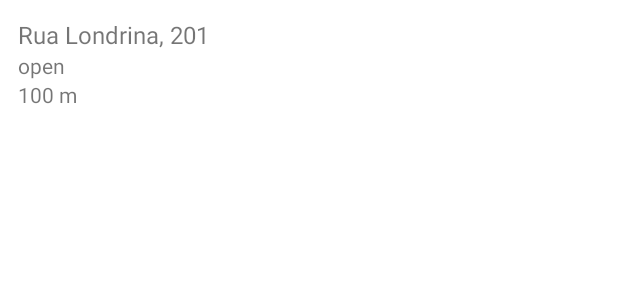
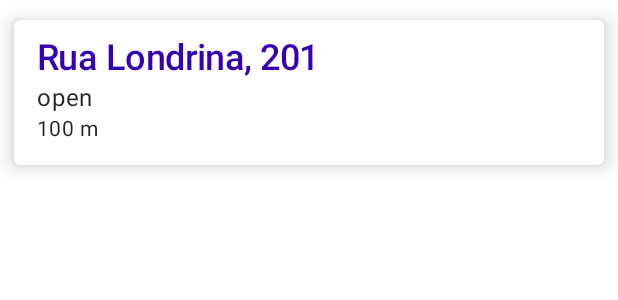
Before and after one commit to joaoibarra/ibarra-broker, an Android app: the layout item_area_property.xml on its own in the app's theme, with its tools: preview values and no code run, on a phone screen of 412 x 824 dp. Shown: the top 300 px of the screen. Run offline under Robolectric (Android 15) with nearby library versions, the phone set to English and light mode, and no system bars; network calls fail.

Commit message:
Textview style

```diff
--- a/app/src/main/res/layout/item_area_property.xml
+++ b/app/src/main/res/layout/item_area_property.xml
@@ -16,11 +16,17 @@
             type="com.joaoibarra.broker.data.db.property.Property" />
     </data>
 
+    <com.google.android.material.card.MaterialCardView
+        android:layout_width="match_parent"
+        android:layout_height="wrap_content"
+        app:cardElevation="8dp"
+        app:cardUseCompatPadding="true"
+        android:clickable="true"
+        android:focusable="true"
+        android:checkable="true">
         <androidx.constraintlayout.widget.ConstraintLayout
             android:layout_width="match_parent"
-        android:layout_height="wrap_content"
-        android:background="?attr/selectableItemBackground"
-        android:padding="12dp">
+            android:layout_height="wrap_content">
 
             <com.google.android.material.imageview.ShapeableImageView
                 android:id="@+id/ivImage"
@@ -32,45 +38,40 @@
                 app:layout_constraintTop_toTopOf="parent"/>
 
             <androidx.appcompat.widget.AppCompatTextView
-            android:id="@+id/tvStreetAddress"
+                style="@style/TextAppearance.Broke.Headline1"
+                android:id="@+id/tvArea"
                 android:layout_width="0dp"
                 android:layout_height="wrap_content"
-            android:ellipsize="end"
-            android:maxLines="1"
-            android:textSize="@dimen/large_text_size"
                 android:text="@{property.area}"
                 app:layout_constraintEnd_toEndOf="parent"
                 app:layout_constraintStart_toStartOf="parent"
                 app:layout_constraintTop_toBottomOf="@+id/ivImage"
                 tools:text="Rua Londrina, 201" />
 
-        <TextView
-            android:id="@+id/tvMunicipality"
+            <androidx.appcompat.widget.AppCompatTextView
+                style="@style/TextAppearance.Broke.Body1"
+                android:id="@+id/tvRating"
                 android:layout_width="0dp"
                 android:layout_height="wrap_content"
-            android:ellipsize="end"
-            android:maxLines="1"
-            android:textSize="@dimen/medium_text_size"
                 app:layout_constraintEnd_toEndOf="parent"
                 app:layout_constraintStart_toStartOf="parent"
-            app:layout_constraintTop_toBottomOf="@id/tvStreetAddress"
+                app:layout_constraintTop_toBottomOf="@id/tvArea"
                 android:text="@{property.rating}"
                 tools:text="open" />
 
-        <TextView
+            <androidx.appcompat.widget.AppCompatTextView
+                style="@style/TextAppearance.Broke.Body2"
                 android:id="@+id/tvAskingPrice"
                 android:layout_width="0dp"
                 android:layout_height="wrap_content"
-            android:ellipsize="end"
-            android:maxLines="1"
-            android:textSize="@dimen/medium_text_size"
                 app:layout_constraintEnd_toEndOf="parent"
                 app:layout_constraintStart_toStartOf="parent"
-            app:layout_constraintTop_toBottomOf="@id/tvMunicipality"
+                app:layout_constraintTop_toBottomOf="@id/tvRating"
                 android:text="@{property.averagePrice}"
                 app:layout_constraintBottom_toBottomOf="parent"
                 tools:text="100 m" />
 
         </androidx.constraintlayout.widget.ConstraintLayout>
+    </com.google.android.material.card.MaterialCardView>
 
 </layout>
--- a/app/src/main/res/layout/item_highlight_property.xml
+++ b/app/src/main/res/layout/item_highlight_property.xml
@@ -27,8 +27,7 @@
 
         <androidx.constraintlayout.widget.ConstraintLayout
             android:layout_width="match_parent"
-            android:layout_height="wrap_content"
-            android:background="?attr/selectableItemBackground">
+            android:layout_height="wrap_content">
 
             <com.google.android.material.imageview.ShapeableImageView
                 android:id="@+id/ivImage"
@@ -40,38 +39,32 @@
                 app:layout_constraintTop_toTopOf="parent"/>
 
             <androidx.appcompat.widget.AppCompatTextView
+                style="@style/TextAppearance.Broke.Headline1"
                 android:id="@+id/tvStreetAddress"
                 android:layout_width="0dp"
                 android:layout_height="wrap_content"
-                android:ellipsize="end"
-                android:maxLines="1"
-                android:textSize="@dimen/large_text_size"
                 android:text="@{property.streetAddress}"
                 app:layout_constraintEnd_toEndOf="parent"
                 app:layout_constraintStart_toStartOf="parent"
                 app:layout_constraintTop_toBottomOf="@+id/ivImage"
                 tools:text="Rua Londrina, 201" />
 
-            <TextView
+            <androidx.appcompat.widget.AppCompatTextView
+                style="@style/TextAppearance.Broke.Body1"
                 android:id="@+id/tvMunicipality"
                 android:layout_width="0dp"
                 android:layout_height="wrap_content"
-                android:ellipsize="end"
-                android:maxLines="1"
-                android:textSize="@dimen/medium_text_size"
                 app:layout_constraintEnd_toEndOf="parent"
                 app:layout_constraintStart_toStartOf="parent"
                 app:layout_constraintTop_toBottomOf="@id/tvStreetAddress"
                 android:text="@{property.area}"
                 tools:text="open" />
 
-            <TextView
+            <androidx.appcompat.widget.AppCompatTextView
+                style="@style/TextAppearance.Broke.Body2"
                 android:id="@+id/tvAskingPrice"
                 android:layout_width="0dp"
                 android:layout_height="wrap_content"
-                android:ellipsize="end"
-                android:maxLines="1"
-                android:textSize="@dimen/medium_text_size"
                 app:layout_constraintEnd_toEndOf="parent"
                 app:layout_constraintStart_toStartOf="parent"
                 app:layout_constraintTop_toBottomOf="@id/tvMunicipality"
--- a/app/src/main/res/values/dimens.xml
+++ b/app/src/main/res/values/dimens.xml
@@ -2,9 +2,10 @@
 <resources>
     <dimen name="small_space">4dp</dimen>
     <dimen name="medium_space">8dp</dimen>
-    <dimen name="large_margin">16dp</dimen>
+    <dimen name="large_space">16dp</dimen>
 
     <dimen name="small_text_size">12sp</dimen>
     <dimen name="medium_text_size">14sp</dimen>
     <dimen name="large_text_size">16sp</dimen>
+    <dimen name="headline_text_size">24sp</dimen>
 </resources>
--- a/app/src/main/res/values/themes.xml
+++ b/app/src/main/res/values/themes.xml
@@ -11,6 +11,37 @@
         <item name="colorOnSecondary">@color/black</item>
         <!-- Status bar color. -->
         <item name="android:statusBarColor" tools:targetApi="l">?attr/colorPrimaryVariant</item>
-        <!-- Customize your theme here. -->
+
+        <item name="textAppearanceHeadline1">@style/TextAppearance.Broke.Headline1</item>
+        <item name="textAppearanceBody1">@style/TextAppearance.Broke.Body1</item>
+        <item name="textAppearanceBody2">@style/TextAppearance.Broke.Body2</item>
+    </style>
+
+    <style name="TextAppearance.Broke.Headline1" parent="TextAppearance.MaterialComponents.Headline1">
+        <item name="android:textStyle">bold</item>
+        <item name="android:textAllCaps">false</item>
+        <item name="android:textSize">@dimen/headline_text_size</item>
+        <item name="android:textColor">@color/purple_700</item>
+        <item name="maxLines">1</item>
+        <item name="android:layout_marginStart">@dimen/large_space</item>
+        <item name="android:layout_marginTop">@dimen/medium_space</item>
+        <item name="android:layout_marginEnd">@dimen/large_space</item>
+    </style>
+    <style name="TextAppearance.Broke.Body1" parent="TextAppearance.MaterialComponents.Body1">
+        <item name="android:textStyle">normal</item>
+        <item name="android:textAllCaps">false</item>
+        <item name="android:textSize">@dimen/large_text_size</item>
+        <item name="maxLines">1</item>
+        <item name="android:layout_marginStart">@dimen/large_space</item>
+        <item name="android:layout_marginEnd">@dimen/large_space</item>
+    </style>
+    <style name="TextAppearance.Broke.Body2" parent="TextAppearance.MaterialComponents.Body2">
+        <item name="android:textStyle">normal</item>
+        <item name="android:textAllCaps">false</item>
+        <item name="android:textSize">@dimen/medium_text_size</item>
+        <item name="maxLines">1</item>
+        <item name="android:layout_marginStart">@dimen/large_space</item>
+        <item name="android:layout_marginEnd">@dimen/large_space</item>
+        <item name="android:layout_marginBottom">@dimen/large_space</item>
     </style>
 </resources>
```
Lines whose indentation alone changed are shown as unchanged.
